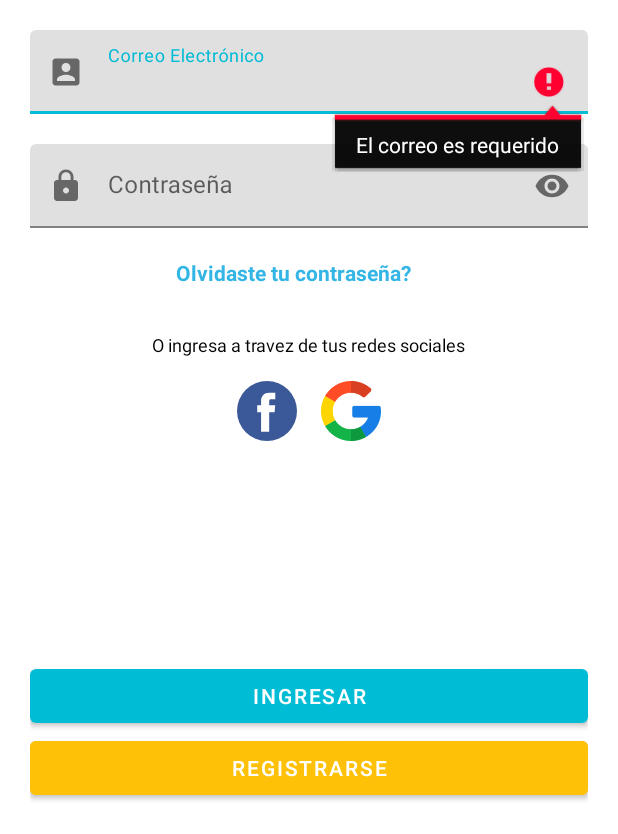
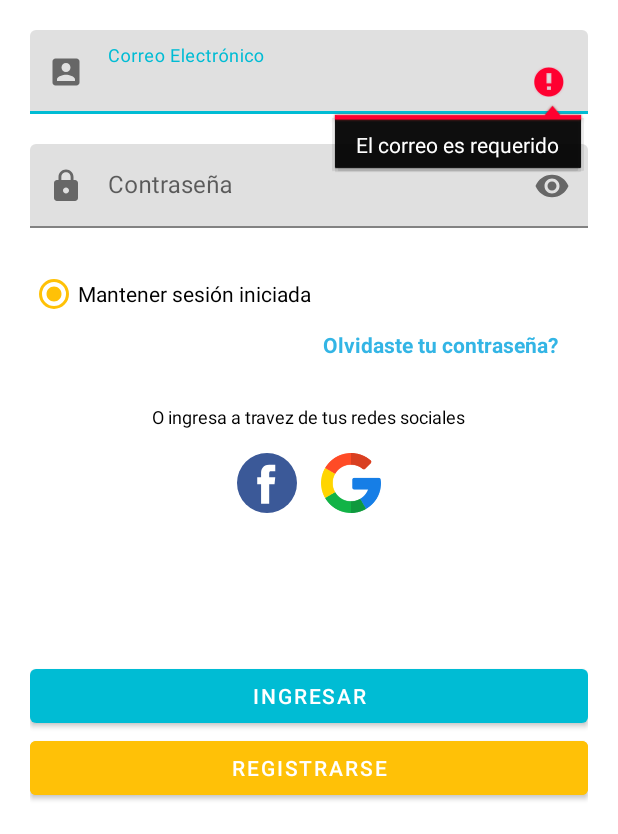
Before and after one commit to lucho0841/StorageApp, an Android app: the screen it shows after launch (LoginActivity), after a tap on "INGRESAR", on a phone screen of 412 x 824 dp, the part 402-1236 px from its top. Run offline under Robolectric (Android 15) with nearby library versions, the phone set to English and light mode, and no system bars; our stand-ins replace Firebase (no records; nobody signed in at launch, a user with empty details on screens opened directly); 1 statement that could not run was skipped; 2 other taps on this screen came first.

Commit message:
Iniciación radio button no cerrar sesión (por terminar...)

```diff
--- a/app/src/main/java/com/example/storageapp/views/LoginActivity.java
+++ b/app/src/main/java/com/example/storageapp/views/LoginActivity.java
@@ -1,6 +1,7 @@
 package com.example.storageapp.views;
 
 import android.content.Intent;
+import android.content.SharedPreferences;
 import android.os.Bundle;
 import android.util.Log;
 import android.util.Patterns;
@@ -8,6 +9,7 @@ import android.view.View;
 import android.widget.Button;
 import android.widget.EditText;
 import android.widget.ProgressBar;
+import android.widget.RadioButton;
 import android.widget.TextView;
 import android.widget.Toast;
 
@@ -25,11 +27,15 @@ import org.w3c.dom.Text;
 
 public class LoginActivity extends AppCompatActivity {
 
-    Button btnLogin, btnRegister;
+    private Button btnLogin, btnRegister;
     private EditText edtCorreo, edtPass;
-    TextView txtResetPass;
-    ProgressBar progressBarLogin;
-    private FirebaseAuth mAuth, authStateListener;
+    private TextView txtResetPass;
+    private ProgressBar progressBarLogin;
+    private RadioButton rbtnSesion;
+    private FirebaseAuth mAuth;
+    private boolean isActive;
+    private static final String SHARE_PREFERENCES = FirebaseAuth.getInstance().getCurrentUser().getUid();
+    private static final String PREFERENCE_ESTADO_SESION = "estado.sesion";
 
     @Override
     protected void onCreate(Bundle savedInstanceState) {
@@ -42,11 +48,25 @@ public class LoginActivity extends AppCompatActivity {
         edtPass = (EditText) findViewById(R.id.edtContrasena);
         progressBarLogin = (ProgressBar) findViewById(R.id.progressBarLogin);
         mAuth = FirebaseAuth.getInstance();
+        rbtnSesion = (RadioButton) findViewById(R.id.rbtnSesion);
         txtResetPass = (TextView) findViewById(R.id.txtResetPass);
+
+        isActive = rbtnSesion.isChecked();
+
+        rbtnSesion.setOnClickListener(new View.OnClickListener() {
+            @Override
+            public void onClick(View view) {
+                if (isActive){
+                    rbtnSesion.setChecked(false);
+                }
+                isActive = rbtnSesion.isChecked();
+            }
+        });
 
         btnLogin.setOnClickListener(new View.OnClickListener() {
             @Override
             public void onClick(View view) {
+                obtenerEstado();
                 userLogin();
             }
         });
@@ -54,6 +74,7 @@ public class LoginActivity extends AppCompatActivity {
         btnRegister.setOnClickListener(new View.OnClickListener() {
             @Override
             public void onClick(View view) {
+                guardarEstado();
                 startActivity(new Intent(getBaseContext(), RegisterActivity.class));
             }
         });
@@ -81,6 +102,7 @@ public class LoginActivity extends AppCompatActivity {
             edtPass.requestFocus();
             return;
         }
+        guardarEstado();
         progressBarLogin.setVisibility(View.VISIBLE);
         mAuth.signInWithEmailAndPassword(email, password).addOnCompleteListener(new OnCompleteListener<AuthResult>() {
             @Override
@@ -98,7 +120,13 @@ public class LoginActivity extends AppCompatActivity {
 
     }
 
-    private void inicialize() {
-        mAuth = FirebaseAuth.getInstance();
+    private void guardarEstado(){
+        SharedPreferences sharedPreferences = getSharedPreferences(SHARE_PREFERENCES, MODE_PRIVATE);
+        sharedPreferences.edit().putBoolean(PREFERENCE_ESTADO_SESION, rbtnSesion.isChecked()).apply();
+    }
+
+    private boolean obtenerEstado(){
+        SharedPreferences sharedPreferences = getSharedPreferences(SHARE_PREFERENCES, MODE_PRIVATE);
+        return sharedPreferences.getBoolean(PREFERENCE_ESTADO_SESION, false);
     }
 }
--- a/app/src/main/res/layout/activity_login.xml
+++ b/app/src/main/res/layout/activity_login.xml
@@ -64,11 +64,17 @@
                 android:inputType="textPassword"/>
         </com.google.android.material.textfield.TextInputLayout>
     </LinearLayout>
+        <RadioButton
+            android:id="@+id/rbtnSesion"
+            android:layout_width="match_parent"
+            android:layout_height="match_parent"
+            android:text="@string/radio_sesion"/>
+
     <LinearLayout
         android:layout_width="match_parent"
         android:layout_height="wrap_content"
-        android:orientation="horizontal"
-        android:gravity="center">
+        android:orientation="vertical"
+        android:gravity="end">
         <TextView
             android:id="@+id/txtResetPass"
             android:layout_width="wrap_content"
--- a/app/src/main/res/values/strings.xml
+++ b/app/src/main/res/values/strings.xml
@@ -16,4 +16,5 @@
     <string name="text_signin_social_media">O ingresa a travez de tus redes sociales</string>
     <string name="select_company">Selecciona tu compañia</string>
     <string name="title_reset">Recuperar contraseña</string>
+    <string name="radio_sesion">Mantener sesión iniciada</string>
 </resources>
```
